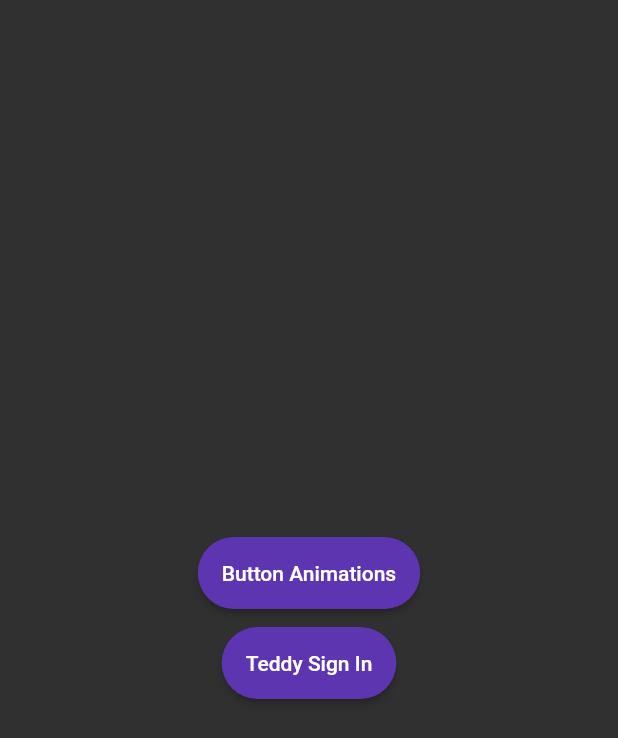
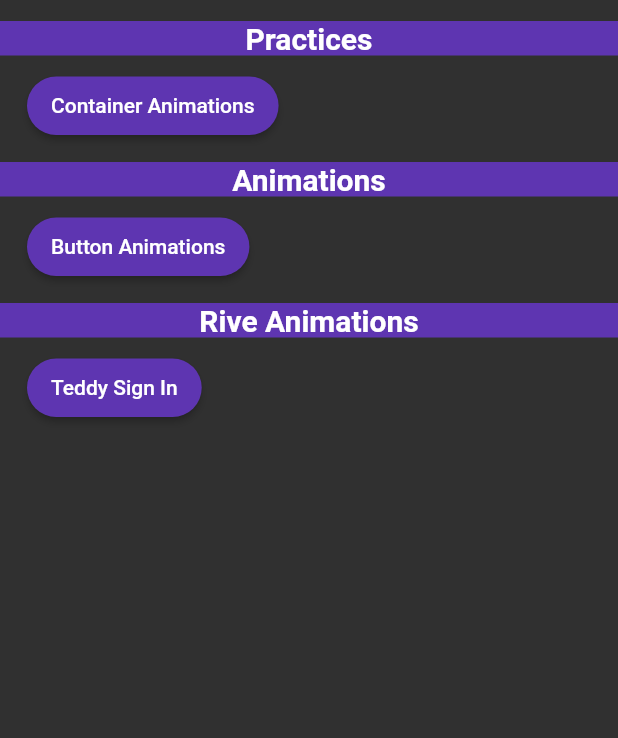
Before and after one commit to Tukhtamurodov-Sardorbek/Animations, a Flutter app: the screen it shows after launch, on a phone screen of 412 x 824 dp. Shown: the top 738 px of the screen. Run offline on Flutter 3.47's test engine with Material 2 defaults, Android fonts, the phone set to English and light mode, and no system bars; our stand-ins replace flare_flutter, flutter_spinkit.

Commit message:
Code Update

```diff
--- a/lib/animations/buttons/buttons.dart
+++ b/lib/animations/buttons/buttons.dart
@@ -14,7 +14,6 @@ class _ButtonsPageState extends State<ButtonsPage> {
     return Scaffold(
       body: SafeArea(
         child: CustomScrollView(
-          physics: const BouncingScrollPhysics(),
           slivers: [
             const SliverToBoxAdapter(child: SizedBox(height: 40)),
             SliverList(
--- a/lib/app.dart
+++ b/lib/app.dart
@@ -1,5 +1,6 @@
 import 'package:animations/animations/buttons/buttons.dart';
 import 'package:animations/animations/rive/sign_in.dart';
+import 'package:animations/practice/basic/simple_container_animations.dart';
 import 'package:flutter/material.dart';
 
 class App extends StatelessWidget {
@@ -8,36 +9,103 @@ class App extends StatelessWidget {
   @override
   Widget build(BuildContext context) {
     return Scaffold(
-      body: Container(
-        padding: const EdgeInsets.all(16.0),
-        alignment: Alignment.center,
-        child: Column(
-          mainAxisAlignment: MainAxisAlignment.center,
-          children: [
-            Button(title: 'Button Animations', onTap: (){
-              Navigator.push(context, MaterialPageRoute(builder: (BuildContext ctx) => const ButtonsPage()));
-            }),
-            Button(title: 'Teddy Sign In', onTap: (){
-              Navigator.push(context, MaterialPageRoute(builder: (BuildContext ctx) => const SignInPage()));
-            }),
-          ],
+        body: SafeArea(
+          child: ListView(
+            padding: const EdgeInsets.symmetric(vertical: 12),
+            children: [
+              HorizontalScrollView(
+                header: 'Practices',
+                children: [
+                  Button(
+                    title: 'Container Animations',
+                    onTap: () {
+                      Navigator.push(context, MaterialPageRoute(builder: (BuildContext ctx) => const SimpleContainerAnimations()));
+                    },
+                  ),
+              ],
+          ),
+              HorizontalScrollView(
+                header: 'Animations',
+                children: [
+                  Button(
+                    title: 'Button Animations',
+                    onTap: () {
+                      Navigator.push(context, MaterialPageRoute(builder: (BuildContext ctx) => const ButtonsPage()));
+                    }
+                  ),
+              ],
+          ),
+              HorizontalScrollView(
+                header: 'Rive Animations',
+                children: [
+                  Button(
+                    title: 'Teddy Sign In',
+                    onTap: () {
+                      Navigator.push(context, MaterialPageRoute(builder: (BuildContext ctx) => const SignInPage()));
+                    },
+                 ),
+              ],
+          ),
+            ],
+          ),
         ),
-      ),
     );
   }
 
-  Widget Button({required String title, void Function()? onTap}){
+  Widget Button({required String title, void Function()? onTap}) {
     return Padding(
       padding: const EdgeInsets.all(6.0),
       child: ElevatedButton(
         onPressed: onTap,
         style: ElevatedButton.styleFrom(
-          padding: const EdgeInsets.all(16),
+          padding: const EdgeInsets.symmetric(vertical: 8, horizontal: 16),
           backgroundColor: Colors.deepPurple.shade600,
-          shape: RoundedRectangleBorder(borderRadius: BorderRadius.circular(30)),
+          shape:
+              RoundedRectangleBorder(borderRadius: BorderRadius.circular(30)),
         ),
         child: Text(title),
       ),
     );
   }
 }
+
+class HorizontalScrollView extends StatelessWidget {
+  final String header;
+  final List<Widget> children;
+
+  const HorizontalScrollView({Key? key, required this.header, required this.children}) : super(key: key);
+
+  @override
+  Widget build(BuildContext context) {
+    return Container(
+      height: 90,
+      margin: const EdgeInsets.symmetric(vertical: 2.0),
+      child: Column(
+        // crossAxisAlignment: CrossAxisAlignment.start,
+        children: [
+          Container(
+            width: double.infinity,
+            color: Colors.deepPurple.shade600,
+            alignment: Alignment.center,
+            child: Text(
+              header,
+              style: const TextStyle(
+                fontWeight: FontWeight.w600,
+                fontSize: 20,
+              ),
+            ),
+          ),
+          const SizedBox(height: 8.0),
+          Expanded(
+            child: ListView(
+              scrollDirection: Axis.horizontal,
+              padding: const EdgeInsets.symmetric(horizontal: 12),
+              children: children,
+            ),
+          ),
+          const SizedBox(height: 8.0),
+        ],
+      ),
+    );
+  }
+}
--- a/lib/main.dart
+++ b/lib/main.dart
@@ -1,3 +1,4 @@
+import 'package:animations/scroll_behavior.dart';
 import 'package:flutter/material.dart';
 
 import 'app.dart';
@@ -9,6 +10,7 @@ void main() {
       // showPerformanceOverlay: true,
       // showSemanticsDebugger: true,
       // debugShowMaterialGrid: true,
+      scrollBehavior: ScrollBehaviour(),
       theme: ThemeData.dark(),
       home: const App(),
     ),
```
Also changed, not shown: lib/practice/basic/simple_container_animations.dart (added, +116 -0 lines), lib/scroll_behavior.dart (added, +17 -0 lines), 1 other file.
